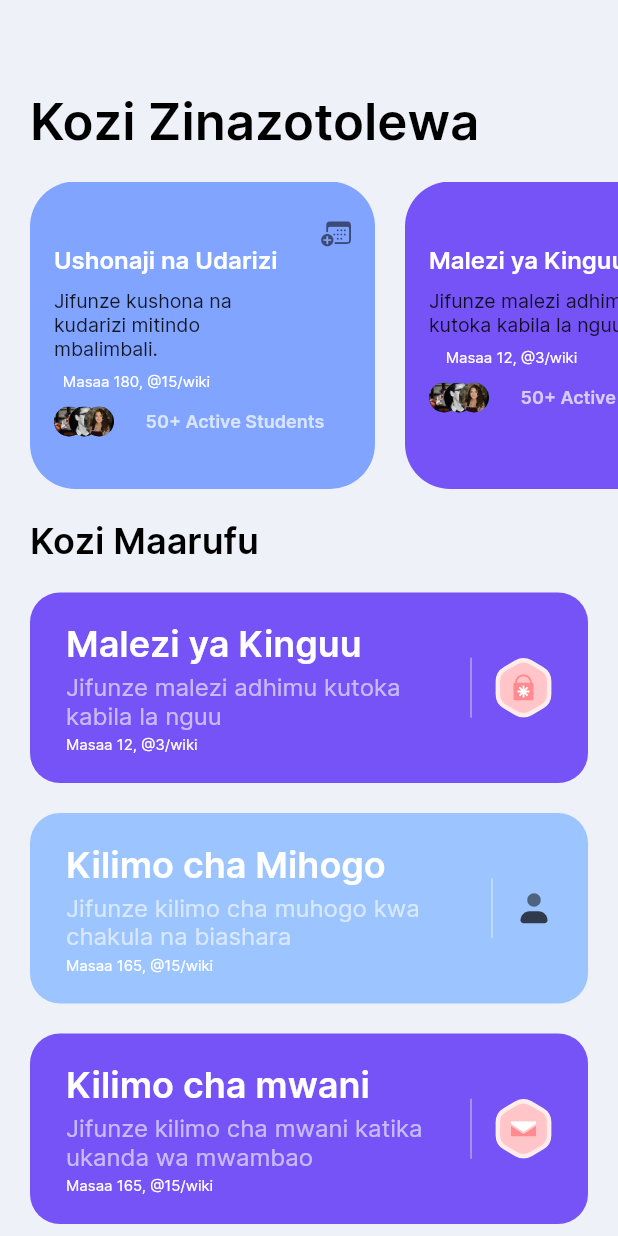
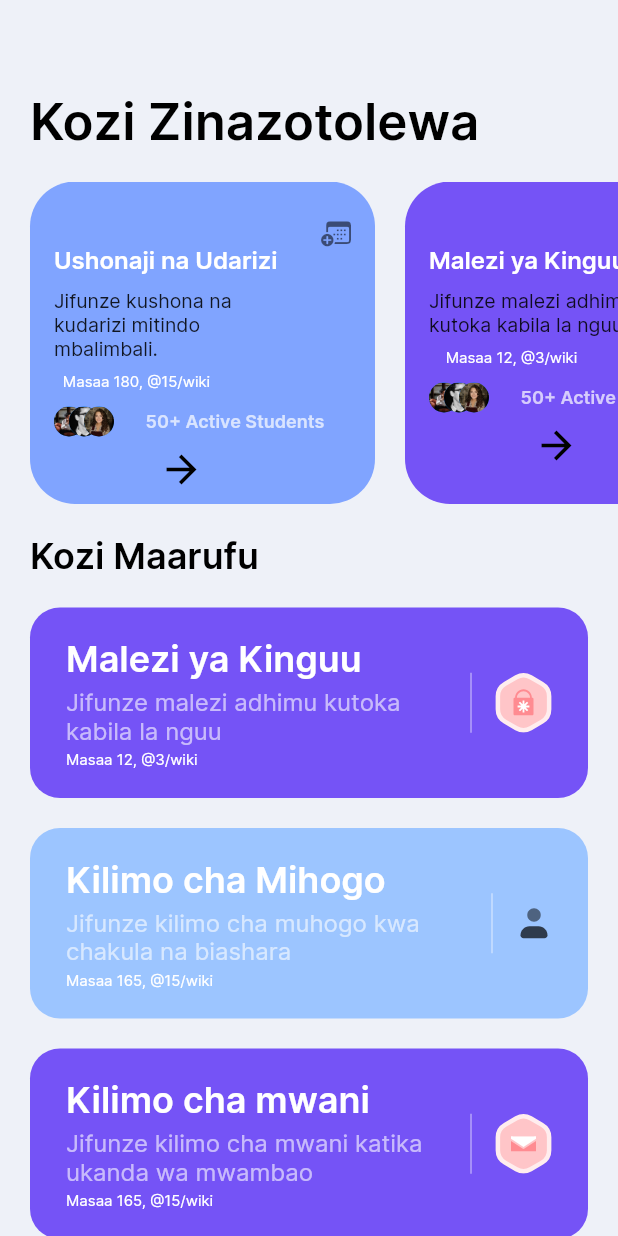
Before and after one commit to JohnGastone/Skilika, a Flutter app: the HomePage screen opened directly, on a phone screen of 412 x 824 dp. Run offline on Flutter 3.47's test engine with Material 2 defaults, Android fonts, the light colour scheme and no system bars; our stand-ins replace file_picker, flutter_chat_types, flutter_chat_ui, flutter_svg, image_picker, open_filex and 1 more; missing offline and left inert: animated_button.

Commit message:
Added course description

```diff
--- a/lib/model/course.dart
+++ b/lib/model/course.dart
@@ -44,6 +44,12 @@ final List<Course> courses = [
     color: Color.fromARGB(255, 234, 128, 255),
   ),
   Course(
+    title: "Sanaa ya upishi         ",
+    description: "Karibu tujifunze mapishi kama sanaa ",
+    duration: "Masaa 165, @15/wiki",
+    iconSrc: "assets/icons/password.svg",
+  ),
+  Course(
     title: "Upambaji na Upishi    ",
     description: "Jifunze upishi na upambaji wa Kitanzania",
     duration: "Masaa 165, @15/wiki",
@@ -58,7 +64,7 @@ final List<Course> courses = [
     iconSrc: "assets/icons/User.svg",
   ),
   Course(
-    title: "Utengenezaji Vifungash",
+    title: "Utengenezaji wa Vifungashio",
     description: "Jifunze utengenezaji wa vifungashio.",
     duration: "Masaa 165, @15/wiki",
     iconSrc: "assets/icons/email.svg",
@@ -84,6 +90,20 @@ final List<Course> courses = [
     duration: "Masaa 165, @15/wiki",
     iconSrc: "assets/icons/password.svg",
     color: Color.fromARGB(255, 93, 117, 5),
+  ),
+  Course(
+    title: "Ufugaji samaki",
+    description: "Jifunze ufugaji samaki mbalimbali",
+    duration: "Masaa 165, @15/wiki",
+    color: Color.fromARGB(255, 227, 11, 235),
+    iconSrc: "assets/icons/ios.svg",
+  ),
+  Course(
+    title: "Uchongaji Vinyago",
+    description: "Jifunze uchongaji vinyago kisasa",
+    duration: "Masaa 165, @15/wiki",
+    iconSrc: "assets/icons/User.svg",
+    color: const Color(0xFF80A4FF),
   ),
 ];
 
--- a/lib/screens/home/components/course_card.dart
+++ b/lib/screens/home/components/course_card.dart
@@ -3,6 +3,7 @@ import 'package:animated_button/animated_button.dart';
 import 'package:flutter/material.dart';
 import 'package:flutter/cupertino.dart';
 import 'package:flutter_svg/flutter_svg.dart';
+import 'package:rive_animation/screens/course_description.dart';
 import 'package:rive_animation/screens/messaging/chat.dart';
 import 'package:rive_animation/screens/onboarding/onboarding_screen.dart';
 
@@ -23,7 +24,7 @@ class CourseCard extends StatelessWidget {
   Widget build(BuildContext context) {
     return Container(
       padding: EdgeInsets.symmetric(horizontal: 16, vertical: 24),
-      height: 205,
+      height: 215,
       width: 230,
       decoration: BoxDecoration(
         color: color,
@@ -98,7 +99,20 @@ class CourseCard extends StatelessWidget {
                     ],
                   ),
                   const SizedBox(
-                    width: 7,
+                    height: 7,
+                  ),
+                  InkWell(
+                    onTap: () {
+                      Navigator.pop(context);
+                      Navigator.of(context).push(MaterialPageRoute(
+                        builder: (context) => const CourseDescription(),
+                      ));
+                    },
+                    child: Icon(
+                      Icons.arrow_forward,
+                      size: 30,
+                      color: Colors.black,
+                    ),
                   ),
                   // Padding(
                   //   padding: const EdgeInsets.only(left: 50, bottom: 15),
```
Also changed, not shown: lib/screens/course_description.dart (+32 -1 lines).
